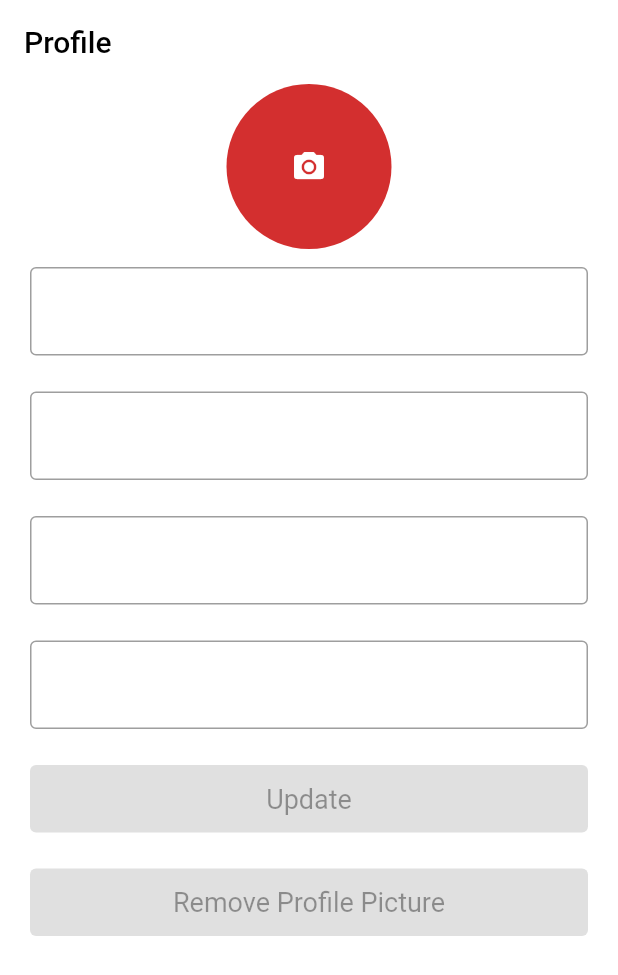
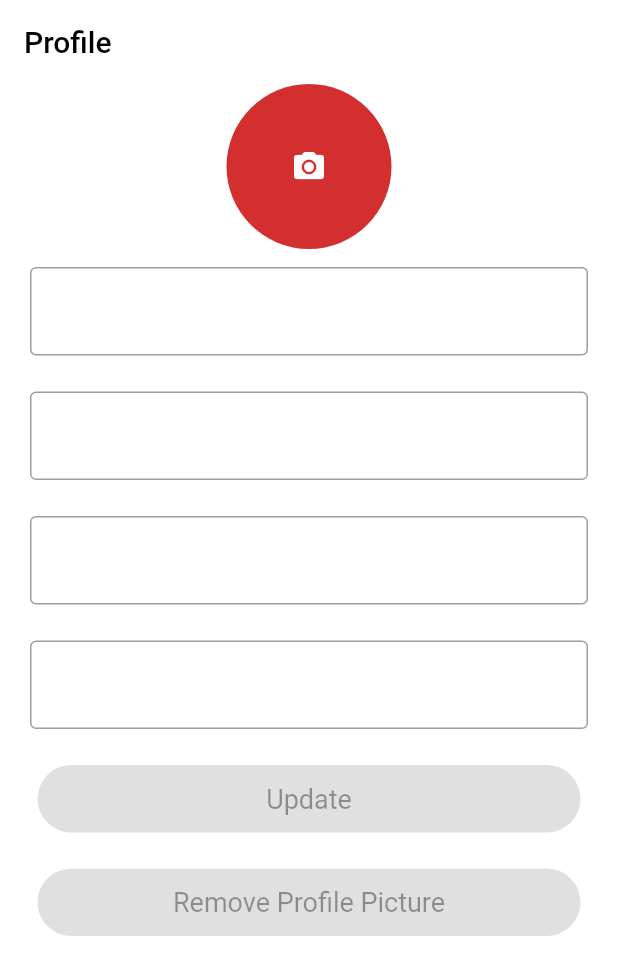
Before and after one commit to melmatx/QuickCart, a Flutter app: the EditProfile screen opened directly, on a phone screen of 412 x 824 dp. Shown: the top 975 px of the screen. Run offline on Flutter 3.47's test engine with Material 2 defaults, Android fonts, the phone set to English and light mode, and no system bars; our stand-ins replace auto_size_text, cloud_firestore, firebase_auth, firebase_core, firebase_messaging, firebase_storage and 6 more; missing offline and left inert: flutter_stripe; accounts and stored records are empty.

Commit message:
Changed button style

```diff
--- a/lib/widgets/primary_button/primary_button.dart
+++ b/lib/widgets/primary_button/primary_button.dart
@@ -10,9 +10,19 @@ class PrimaryButton extends StatelessWidget {
     return SizedBox(
       height: 45,
       width: double.infinity,
-      child: ElevatedButton(
-        onPressed: onPressed,
-        child: Text(title),
+      child: Container(
+        margin: const EdgeInsets.symmetric(horizontal: 5),
+        child: ElevatedButton(
+          onPressed: onPressed,
+          style: ButtonStyle(
+            shape: MaterialStateProperty.all<RoundedRectangleBorder>(
+              RoundedRectangleBorder(
+                borderRadius: BorderRadius.circular(25.0),
+              ),
+            ),
+          ),
+          child: Text(title),
+        ),
       ),
     );
   }
```
